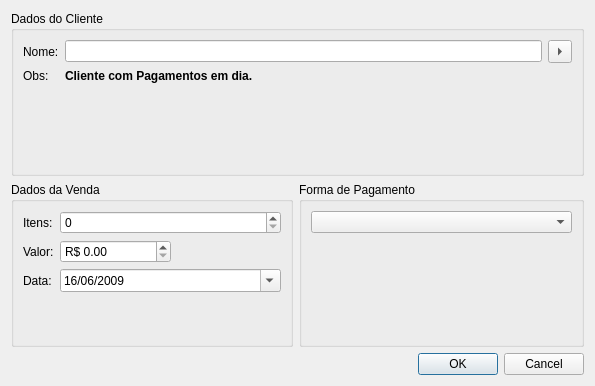
Before: the Qt Designer form vendaaddview.ui in alexandrepossebom/qsc, drawn with Qt 5.
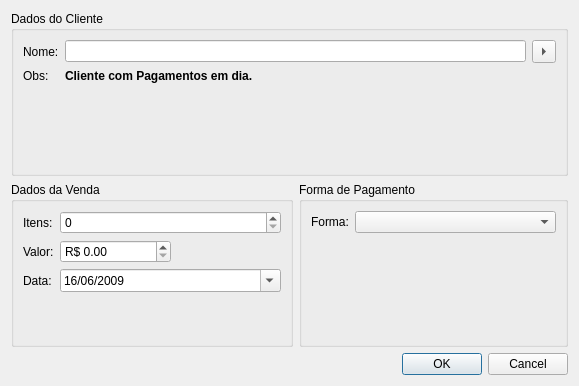
After: the same form once the commit is applied.

```diff
--- a/vendaaddview.ui
+++ b/vendaaddview.ui
@@ -151,10 +151,17 @@
        </property>
        <layout class="QFormLayout" name="formLayout_3">
         <item row="0" column="0">
+         <widget class="QLabel" name="label_3">
+          <property name="text">
+           <string>Forma:</string>
+          </property>
+         </widget>
+        </item>
+        <item row="0" column="1">
          <widget class="QComboBox" name="formadePagamentoComboBox">
           <property name="minimumSize">
            <size>
-            <width>261</width>
+            <width>200</width>
             <height>0</height>
            </size>
           </property>
```
